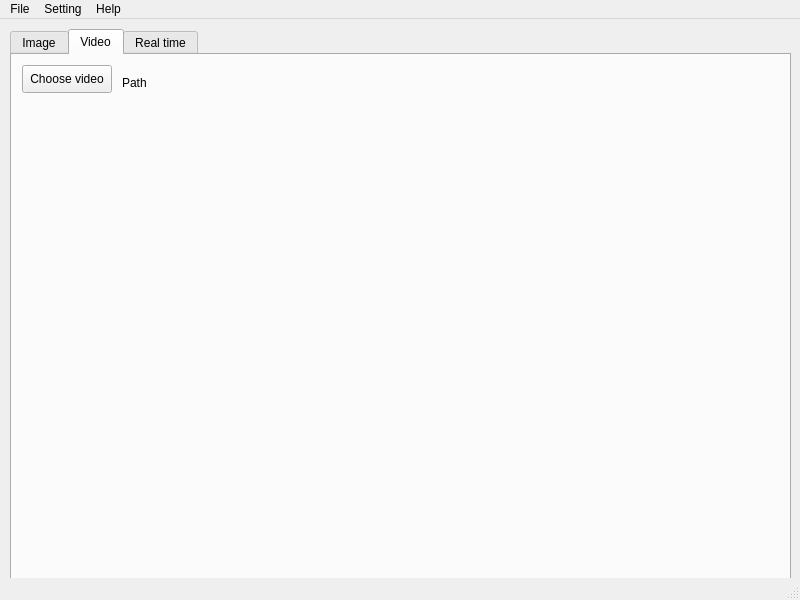
Old version of the form ui_main.ui in the repository MiMiSecretSpace/LPRNet_QT5_GUI.
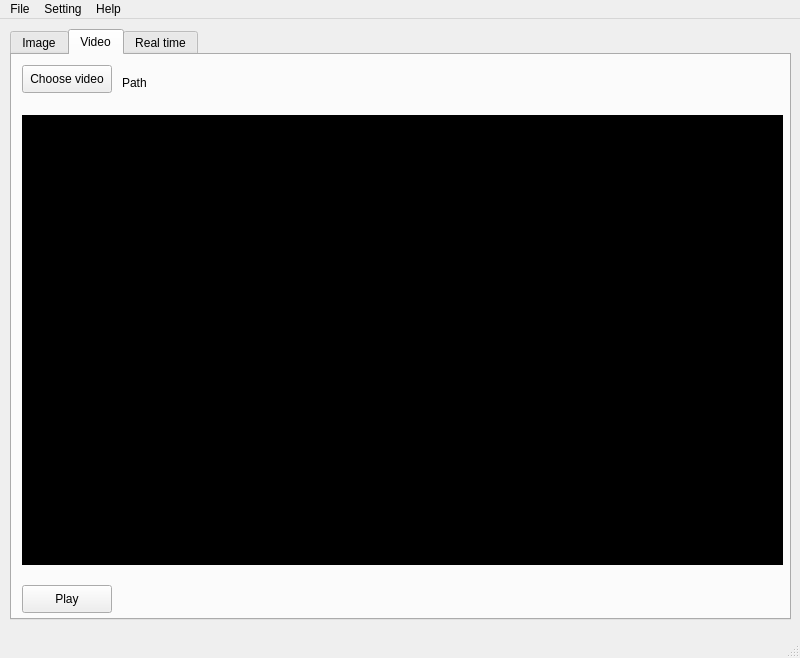
New version of the form. The open tabs and pages were chosen to show the change.

Commit message: Add object detection for video

```diff
--- a/ui_main.ui
+++ b/ui_main.ui
@@ -7,7 +7,7 @@
     <x>0</x>
     <y>0</y>
     <width>800</width>
-    <height>600</height>
+    <height>658</height>
    </rect>
   </property>
   <property name="windowTitle">
@@ -23,7 +23,7 @@
       <x>10</x>
       <y>10</y>
       <width>781</width>
-      <height>551</height>
+      <height>591</height>
      </rect>
     </property>
     <property name="currentIndex">
@@ -112,17 +112,6 @@
      <attribute name="title">
       <string>Video</string>
      </attribute>
-     <widget class="QWidget" name="horizontalLayoutWidget_2">
-      <property name="geometry">
-       <rect>
-        <x>10</x>
-        <y>50</y>
-        <width>761</width>
-        <height>451</height>
-       </rect>
-      </property>
-      <layout class="QHBoxLayout" name="horizontalLayout_2"/>
-     </widget>
      <widget class="QPushButton" name="Video_path">
       <property name="geometry">
        <rect>
@@ -149,6 +138,35 @@
        <string>Path</string>
       </property>
      </widget>
+     <widget class="QLabel" name="video_holder">
+      <property name="geometry">
+       <rect>
+        <x>10</x>
+        <y>60</y>
+        <width>761</width>
+        <height>450</height>
+       </rect>
+      </property>
+      <property name="styleSheet">
+       <string notr="true">Background-color: #000;</string>
+      </property>
+      <property name="text">
+       <string>TextLabel</string>
+      </property>
+     </widget>
+     <widget class="QPushButton" name="play_buttom">
+      <property name="geometry">
+       <rect>
+        <x>10</x>
+        <y>530</y>
+        <width>90</width>
+        <height>28</height>
+       </rect>
+      </property>
+      <property name="text">
+       <string>Play</string>
+      </property>
+     </widget>
     </widget>
     <widget class="QWidget" name="Real_time">
      <attribute name="title">
```
Left out of the diff: 8 changed lines with no effect on the pictures. The commit also changes 3 other files.
